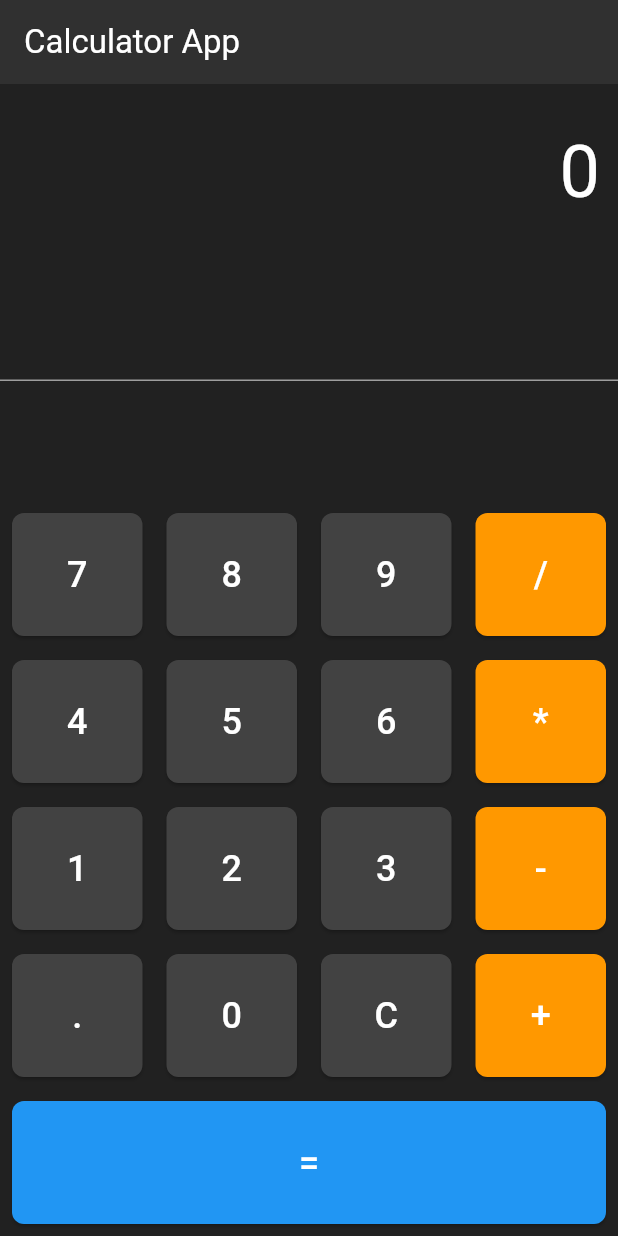
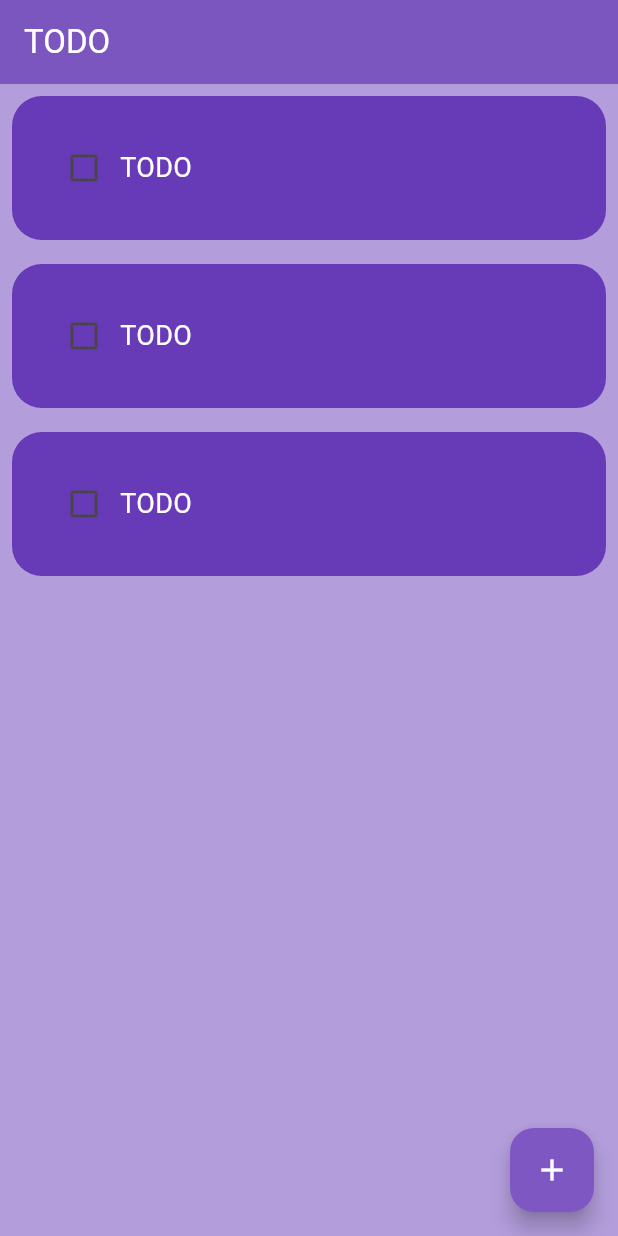
Before and after one commit to HosenShahadath/Neat-roots-5-project, a Flutter app: the screen it shows after launch, on a phone screen of 412 x 824 dp. Run offline on Flutter 3.47's test engine with Material 3 defaults, Android fonts, the phone set to English and light mode, and no system bars; our stand-ins replace cached_network_image, hive, hive_flutter, palette_generator; accounts and stored records are empty.

Commit message:
todo app

```diff
--- /dev/null
+++ b/lib/Todo App/database/database.dart
@@ -0,0 +1,26 @@
+
+
+import 'package:hive/hive.dart';
+
+class TodoDataBase{
+
+  List todoList = [];
+
+  final _myBox = Hive.box('mybox');
+
+  void createData(){
+    todoList = [
+      ['TODO', false],
+      ['TODO', false],
+      ['TODO', false],
+    ];
+  }
+
+  void loadData(){
+    todoList = _myBox.get('TODOLIST');
+  }
+
+  void updateDataBase(){
+    _myBox.put('TODOLIST', todoList);
+  }
+}
--- /dev/null
+++ b/lib/Todo App/home_page.dart
@@ -0,0 +1,85 @@
+import 'package:flutter/material.dart';
+import 'package:hive/hive.dart';
+import 'package:neat_roots_5_project/Todo%20App/database/database.dart';
+import 'package:neat_roots_5_project/Todo%20App/utils/dialog_box.dart';
+import 'package:neat_roots_5_project/Todo%20App/utils/todo_item.dart';
+
+class HomePage extends StatefulWidget {
+  const HomePage({super.key});
+
+  @override
+  State<HomePage> createState() => _HomePageState();
+}
+
+class _HomePageState extends State<HomePage> {
+  final _controller = TextEditingController();
+  final _myBox = Hive.box('mybox');
+  TodoDataBase db = TodoDataBase();
+
+  @override
+  void initState() {
+    if(_myBox.get('TODOLIST') == null){
+      db.createData();
+    } else {
+      db.loadData();
+    }
+
+    super.initState();
+  }
+
+  void checkBoxChanged(bool? value, int index) {
+    setState(() {
+      db.todoList[index][1] = !db.todoList[index][1];
+    });
+  }
+
+  void savedNewTask() {
+    setState(() {
+      db.todoList.add([_controller.text, false]);
+      _controller.clear();
+      Navigator.pop(context);
+    });
+  }
+
+  void createNewTask() {
+    showDialog(
+      context: context,
+      builder: (context) {
+        return DialogBox(
+          Controller: _controller,
+          onSave: savedNewTask,
+          onCancel: () => Navigator.pop(context),
+        );
+      },
+    );
+  }
+
+  @override
+  Widget build(BuildContext context) {
+    return Scaffold(
+      backgroundColor: Colors.deepPurple[200],
+      appBar: AppBar(
+        title: Text('TODO', style: TextStyle(color: Colors.white)),
+        backgroundColor: Colors.deepPurple[400],
+        elevation: 10,
+      ),
+      floatingActionButton: FloatingActionButton(
+        onPressed: createNewTask,
+        backgroundColor: Colors.deepPurple[400],
+        child: Icon(Icons.add, color: Colors.white),
+      ),
+      body: ListView.builder(
+        itemBuilder: (context, index) {
+          return TodoItem(
+            isChecked: db.todoList[index][1],
+            todoText: db.todoList[index][0],
+            onChanged: (value) {
+              checkBoxChanged(value, index);
+            },
+          );
+        },
+        itemCount: db.todoList.length,
+      ),
+    );
+  }
+}
--- /dev/null
+++ b/lib/Todo App/utils/todo_item.dart
@@ -0,0 +1,44 @@
+import 'package:flutter/material.dart';
+
+class TodoItem extends StatelessWidget {
+  final bool isChecked;
+  final String todoText;
+  final Function(bool?) onChanged;
+
+  TodoItem({
+    super.key,
+    required this.isChecked,
+    required this.todoText,
+    required this.onChanged,
+  });
+
+  @override
+  Widget build(BuildContext context) {
+    return Padding(
+      padding: const EdgeInsets.all(8.0),
+      child: Container(
+        padding: EdgeInsets.all(24),
+        decoration: BoxDecoration(
+          color: Colors.deepPurple[500],
+          borderRadius: BorderRadius.circular(20),
+        ),
+        child: Row(
+          children: [
+            Checkbox(value: isChecked, onChanged: onChanged),
+            Text(
+              todoText,
+              style: TextStyle(
+                decoration:
+                    isChecked
+                        ? TextDecoration.lineThrough
+                        : TextDecoration.none,
+                color: Colors.white,
+                fontSize: 18,
+              ),
+            ),
+          ],
+        ),
+      ),
+    );
+  }
+}
--- a/lib/app.dart
+++ b/lib/app.dart
@@ -1,6 +1,5 @@
 import 'package:flutter/material.dart';
-import 'package:neat_roots_5_project/Calculator%20App/calculator_screen.dart';
-import 'package:neat_roots_5_project/Dice%20App/dice_screen.dart';
+import 'package:neat_roots_5_project/Todo%20App/home_page.dart';
 
 class MyApp extends StatelessWidget {
   const MyApp({super.key});
@@ -10,10 +9,10 @@ class MyApp extends StatelessWidget {
     return MaterialApp(
       debugShowCheckedModeBanner: false,
       theme: ThemeData(
-        primaryColor: Colors.deepPurple,
+        primaryColor: Colors.purple,
         visualDensity: VisualDensity.adaptivePlatformDensity
       ),
-      home: const CalculatorScreen(),
+      home: HomePage(),
     );
   }
 }
--- a/pubspec.yaml
+++ b/pubspec.yaml
@@ -37,6 +37,9 @@ dependencies:
   http: ^1.3.0
   cached_network_image: ^3.4.1
   palette_generator: ^0.3.3+6
+  hive_flutter: ^1.1.0
+  hive: ^2.2.3
+  flutter_slidable: ^4.0.0
 
 dev_dependencies:
   flutter_test:
@@ -48,6 +51,8 @@ dev_dependencies:
   # package. See that file for information about deactivating specific lint
   # rules and activating additional ones.
   flutter_lints: ^5.0.0
+  hive_generator: ^2.0.1
+  build_runner: ^2.4.15
 
 # For information on the generic Dart part of this file, see the
 # following page: https://dart.dev/tools/pub/pubspec
```
Also changed, not shown: lib/Todo App/utils/dialog_box.dart (added, +38 -0 lines), lib/main.dart (+6 -1 lines), pubspec.lock.
